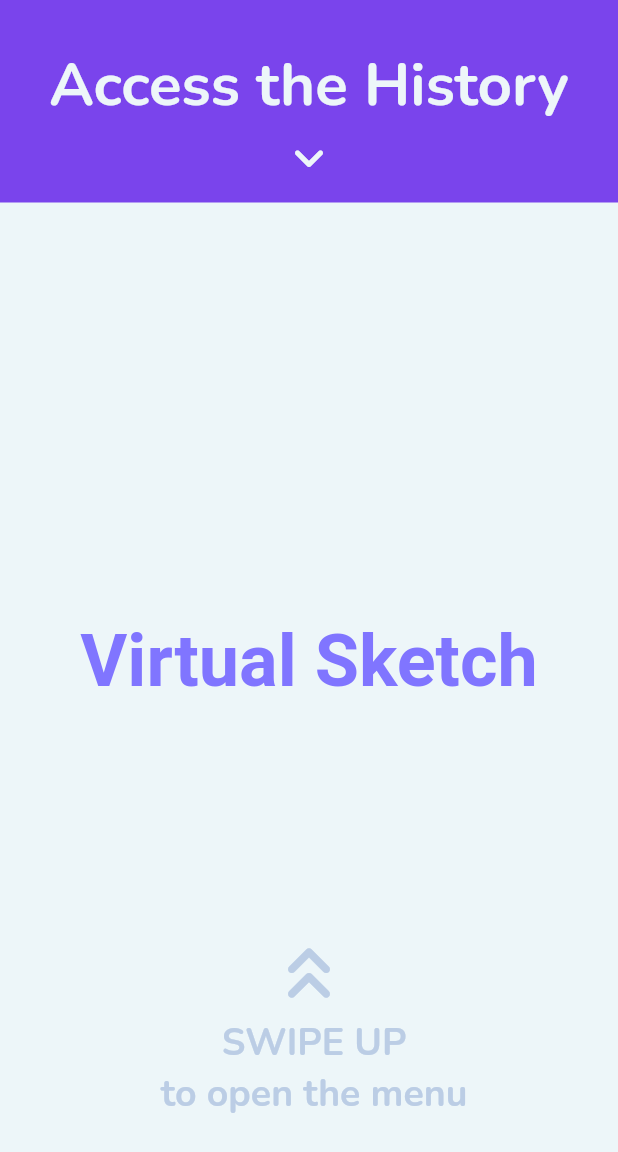
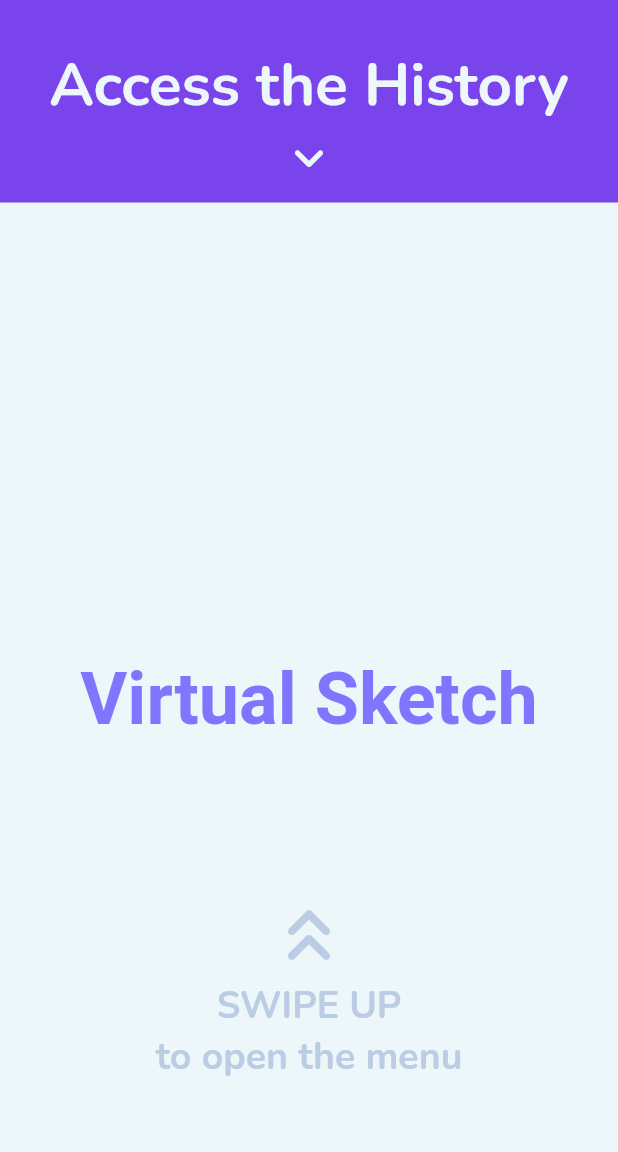
Before and after one commit to VirtualSketch/vs-mobile-app, a Flutter app: the screen it shows after launch, on a phone screen of 412 x 824 dp. Shown: the top 1152 px of the screen. Run offline on Flutter 3.47's test engine with Material 2 defaults, Android fonts, the light colour scheme and no system bars; our stand-ins replace flutter_modular, google_fonts; missing offline and left inert: arcore_flutter_plugin; project files that could hold a hidden picture were left out.

Commit message:
🎨 request for the text finished

```diff
--- a/lib/view/home_view.dart
+++ b/lib/view/home_view.dart
@@ -72,7 +72,7 @@ class HomePage extends StatelessWidget {
                           mainAxisAlignment: MainAxisAlignment.center,
                           children: [
                             const Padding(
-                              padding: EdgeInsets.only(top: 150),
+                              padding: EdgeInsets.only(top: 100),
                               child: Icon(
                                 Icons.keyboard_double_arrow_up_rounded,
                                 color: Color(0xFFBBCDE5),
@@ -81,7 +81,19 @@ class HomePage extends StatelessWidget {
                             ),
                             Center(
                               child: Text(
-                                '\r \r \r  SWIPE UP \n to open the menu',
+                                'SWIPE UP',
+                                style: GoogleFonts.nunito(
+                                  textStyle: const TextStyle(
+                                    fontWeight: FontWeight.w700,
+                                    fontSize: 25,
+                                    color: Color(0xFFBBCDE5),
+                                  ),
+                                ),
+                              ),
+                            ),
+                            Center(
+                              child: Text(
+                                'to open the menu',
                                 style: GoogleFonts.nunito(
                                   textStyle: const TextStyle(
                                     fontWeight: FontWeight.w700,
```
